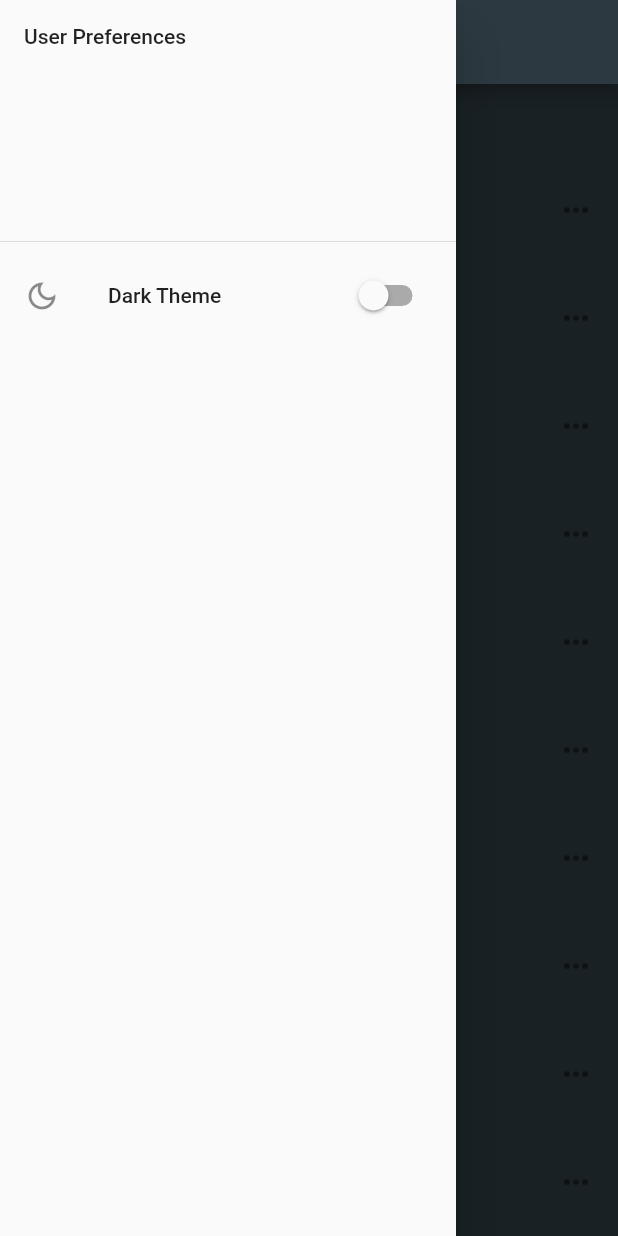
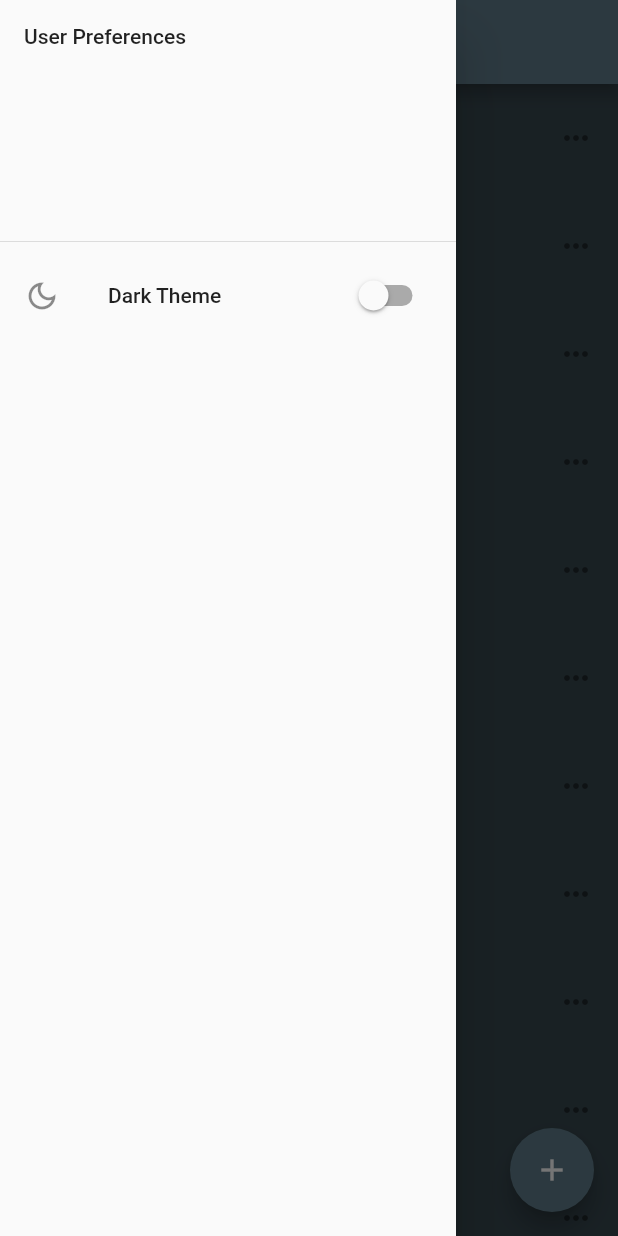
Before and after one commit to josephmchristy/journalapp, a Flutter app: the screen it shows after launch, with the side drawer open, on a phone screen of 412 x 824 dp. Run offline on Flutter 3.47's test engine with Material 2 defaults, Android fonts, the phone set to English and light mode, and no system bars.

Commit message:
Intiated creation of journal entry screen.

```diff
--- a/lib/app.dart
+++ b/lib/app.dart
@@ -1,31 +1,32 @@
 import 'package:flutter/material.dart';
+import 'package:journalapp/screens/journal_entry.dart';
 import 'package:journalapp/screens/journal_entry_list.dart';
 import 'package:journalapp/screens/new_entry.dart';
 import 'package:journalapp/themes/custom_theme.dart';
 
-class MyApp extends StatefulWidget {
+class App extends StatefulWidget {
 
-  const MyApp({Key? key}) : super(key: key);
+  const App({Key? key}) : super(key: key);
 
 
 
   @override
-  State<MyApp> createState() => _MyAppState();
+  State<App> createState() => AppState();
 }
 
-class _MyAppState extends State<MyApp> {
+class AppState extends State<App> {
 
-  var _isDarkTheme;
+  late bool isDarkTheme;
 
   @override
   void initState() {
     super.initState();
-    _isDarkTheme = false;
+    isDarkTheme = false;
   }
 
   void toggleTheme(bool toggle) {
     setState(() {
-      _isDarkTheme = toggle;
+      isDarkTheme = toggle;
     });
   }
 
@@ -34,12 +35,13 @@ class _MyAppState extends State<MyApp> {
 
     final routes = {
       '/': (context) => JournalEntryListScreen(toggleTheme: toggleTheme),
-      'newEntry': (context) => NewEntryScreen(toggleTheme: toggleTheme)
+      'newEntry': (context) => NewEntryScreen(toggleTheme: toggleTheme),
+      //'journalEntry': (context) => JournalEntryScreen(toggleTheme: toggleTheme)
     };
 
     return MaterialApp(
       title: 'Flutter Demo',
-      theme: _isDarkTheme ? CustomTheme.darkTheme : CustomTheme.lightTheme,
+      theme: isDarkTheme ? CustomTheme.darkTheme : CustomTheme.lightTheme,
       routes: routes,
     );
   }
--- a/lib/main.dart
+++ b/lib/main.dart
@@ -3,5 +3,5 @@ import 'package:flutter/material.dart';
 import 'app.dart';
 
 void main() {
-  runApp(const MyApp());
+  runApp(const App());
 }
--- /dev/null
+++ b/lib/models/journal_entry_field.dart
@@ -0,0 +1,14 @@
+class JournalEntryField {
+
+  late String title;
+  late String body;
+  late DateTime dateTime;
+  late int rating;
+
+  JournalEntryField({required this.title, required this.body, required this.dateTime, required this.rating});
+
+  @override
+  String toString() {
+    return "Title: $title, Body: $body, Rating: $rating";
+  }
+}
--- /dev/null
+++ b/lib/screens/journal_entry.dart
@@ -0,0 +1,35 @@
+import 'package:flutter/material.dart';
+import 'package:journalapp/widgets/user_preferences.dart';
+import 'package:journalapp/models/journal_entry_field.dart';
+
+class JournalEntryScreen extends StatelessWidget {
+  static const routeKey = 'journal_entry';
+  final void Function(bool) toggleTheme;
+  final JournalEntryField journalEntryFields;
+
+  const JournalEntryScreen({ Key? key, required this.toggleTheme, required this.journalEntryFields }) : super(key: key);
+
+  @override
+  Widget build(BuildContext context) {
+    return Scaffold(
+      appBar: AppBar(
+        title: const Text('Journal App'),
+      ),
+      drawer: UserPreferencesDrawer(toggleTheme: toggleTheme),
+      floatingActionButton: FloatingActionButton(
+        child: const Icon(Icons.keyboard_backspace),
+        onPressed: () {
+          Navigator.pop(context);
+        },
+      ),
+      body: Column(
+        children: [
+          Text(journalEntryFields.title),
+          Text(journalEntryFields.body),
+          Text(journalEntryFields.rating.toString()),
+          Text(journalEntryFields.dateTime.toString())
+        ],
+      )
+    );
+  }
+}
--- a/lib/screens/journal_entry_list.dart
+++ b/lib/screens/journal_entry_list.dart
@@ -2,6 +2,7 @@ import 'package:flutter/material.dart';
 import 'package:journalapp/screens/new_entry.dart';
 import 'package:journalapp/widgets/journal_app_scaffold.dart';
 import 'package:journalapp/widgets/journal_entries.dart';
+import 'package:journalapp/widgets/user_preferences.dart';
 
 class JournalEntryListScreen extends StatelessWidget {
 
@@ -12,11 +13,13 @@ class JournalEntryListScreen extends StatelessWidget {
 
   @override
   Widget build(BuildContext context) {
-    return JournalAppScaffold(
-      toggleTheme: toggleTheme,
-      bodyWidget: Column(
-        children: [
-           ElevatedButton(
+    return Scaffold(
+      appBar: AppBar(
+        title: const Text('Journal App'),
+      ),
+      drawer: UserPreferencesDrawer(toggleTheme: toggleTheme),
+      floatingActionButton: FloatingActionButton(
+        child: const Icon(Icons.add),
         onPressed: (){
           Navigator.push(
             context,
@@ -24,9 +27,10 @@ class JournalEntryListScreen extends StatelessWidget {
               builder: (context) => NewEntryScreen(toggleTheme: toggleTheme))
           );
         },
-            child: const Text('Add Journal Entry')
       ),
-          JournalEntries(),
+      body: Column(
+        children: [
+          JournalEntries(toggleTheme: toggleTheme,),
         ],
       )
     );
--- a/lib/widgets/journal_entries.dart
+++ b/lib/widgets/journal_entries.dart
@@ -1,13 +1,19 @@
 import 'package:flutter/material.dart';
+import 'package:journalapp/screens/journal_entry.dart';
+import 'package:journalapp/models/journal_entry_field.dart';
 
 class JournalEntries extends StatelessWidget {
 
-  JournalEntries({ Key? key }) : super(key: key);
+  final void Function(bool) toggleTheme;
 
-   final items = List<Map>.generate(100, (i) {
+  JournalEntries({ Key? key, required this.toggleTheme }) : super(key: key);
+
+   final items = List<Map>.generate(20, (i) {
     return {
       'title': 'Journal Entry $i',
       'subtitle': 'Subtitle text for $i',
+      'body': 'Body text for $i',
+      'rating': 5,
     };
   });
 
@@ -22,6 +28,22 @@ class JournalEntries extends StatelessWidget {
             trailing: const Icon(Icons.more_horiz),
             title: Text('Journal Entry ${items[index]['title']}'),
             subtitle: Text('Example ${items[index]['subtitle']}'),
+            onTap: () {
+              Navigator.push(
+                context,
+                MaterialPageRoute(
+                  builder: (context) => JournalEntryScreen(
+                    toggleTheme: toggleTheme,
+                    journalEntryFields: JournalEntryField(
+                      title: '${items[index]['title']}',
+                      body: '${items[index]['body']}',
+                      dateTime: DateTime.now(),
+                      rating: index
+                    ),
+                  )
+                )
+              );
+            }
           );
       }),
     );
--- a/lib/widgets/journal_entry_form.dart
+++ b/lib/widgets/journal_entry_form.dart
@@ -1,5 +1,4 @@
 import 'package:flutter/material.dart';
-import 'package:journalapp/models/journal_entry.dart';
 
 class JournalEntryForm extends StatefulWidget {
 
@@ -12,7 +11,7 @@ class JournalEntryForm extends StatefulWidget {
 class _JournalEntryFormState extends State<JournalEntryForm> {
 
   final formKey = GlobalKey<FormState>();
-  final journalEntryFields = JournalEntryFields();
+  //final journalEntryFields = JournalEntryField();
 
   @override
   Widget build(BuildContext context) {
@@ -30,7 +29,7 @@ class _JournalEntryFormState extends State<JournalEntryForm> {
               ),
               onSaved: (value) {
                 //Store value in some object
-                journalEntryFields.title = value!;
+                //journalEntryFields.title = value!;
               },
               validator: (value) {
                 if (value!.isEmpty) {
--- a/lib/widgets/user_preferences.dart
+++ b/lib/widgets/user_preferences.dart
@@ -1,4 +1,5 @@
 import 'package:flutter/material.dart';
+import 'package:journalapp/app.dart';
 
 class UserPreferencesDrawer extends StatefulWidget {
 
@@ -11,11 +12,16 @@ class UserPreferencesDrawer extends StatefulWidget {
 }
 
 class _UserPreferencesDrawerState extends State<UserPreferencesDrawer> {
-  bool _isDarkTheme = false;
-  Icon darkModeIcon = const Icon(Icons.dark_mode_outlined);
+
 
   @override
   Widget build(BuildContext context) {
+
+    AppState? appState = context.findAncestorStateOfType<AppState>();
+
+    bool _isDarkTheme = appState!.isDarkTheme;
+    Icon darkModeIcon = const Icon(Icons.dark_mode);
+    if(!_isDarkTheme) darkModeIcon = const Icon(Icons.dark_mode_outlined);
 
     return Drawer(
       child: ListView(
```
Also changed, not shown: lib/models/journal_entry.dart (deleted, +0 -12 lines), lib/screens/new_entry.dart (+9 -4 lines), lib/widgets/journal_app_scaffold.dart (+11 -1 lines), 1 other file. Lines whose indentation alone changed are shown as unchanged.
